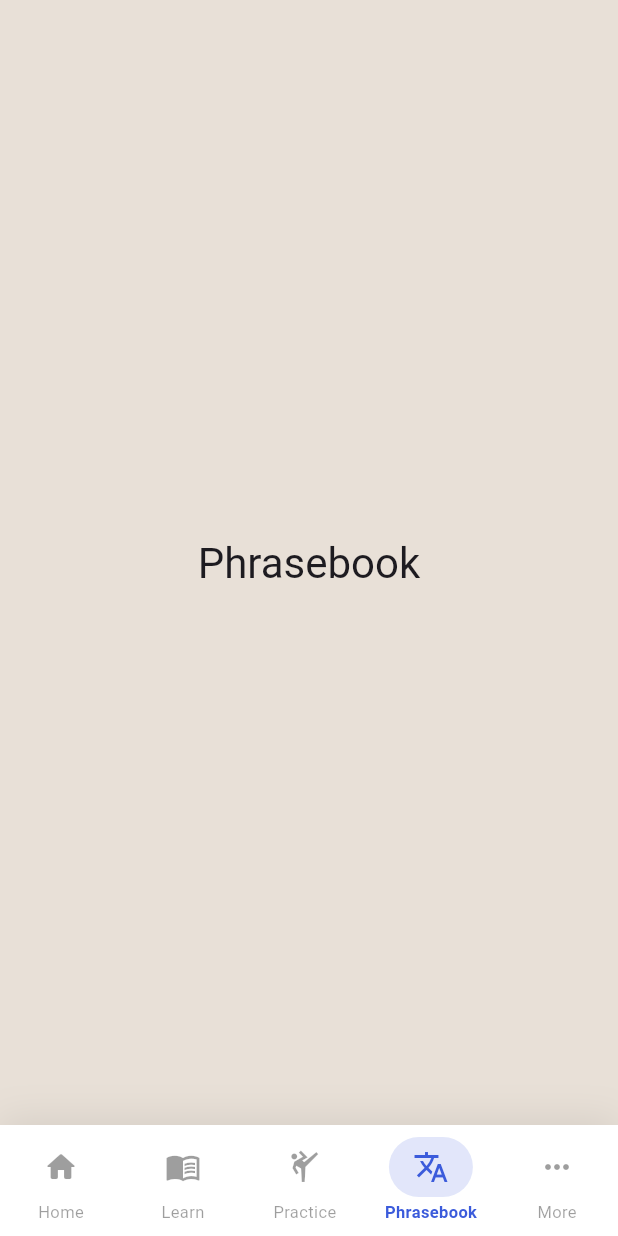
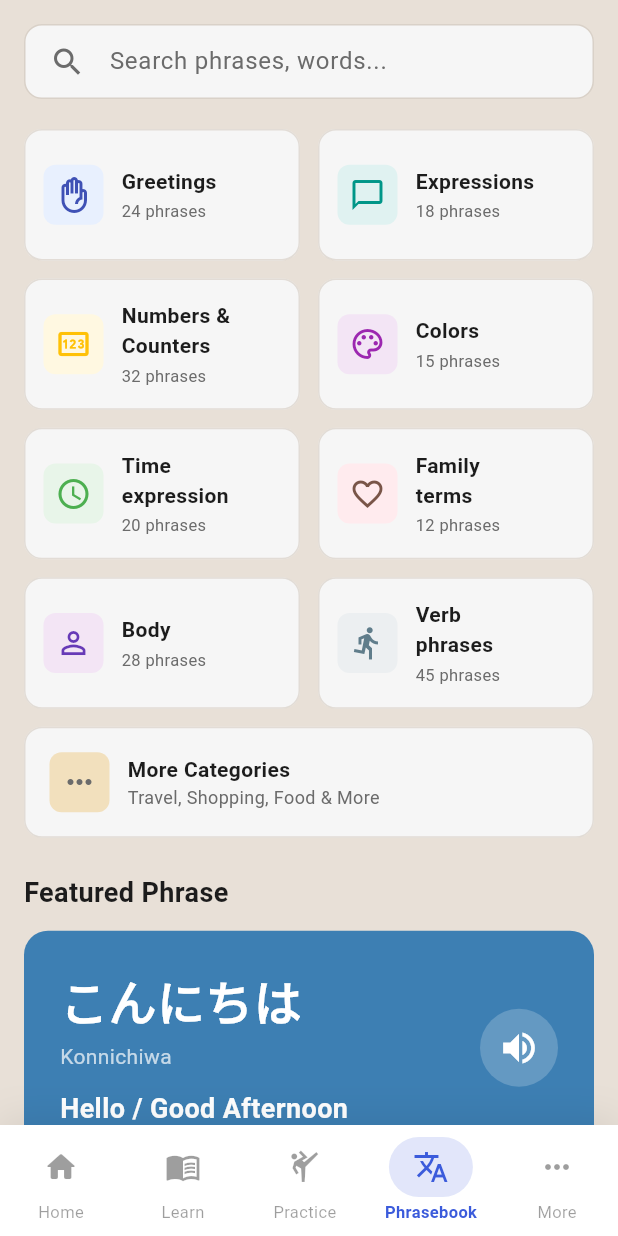
Before and after one commit to SumanBdrStha35/n5001, a Flutter app: the DashboardScreen screen opened by its route, item 4 of the bottom bar chosen, on a phone screen of 412 x 824 dp. Run offline on Flutter 3.47's test engine with Material 3 defaults, Android fonts, the phone set to English and light mode, and no system bars; our stand-ins replace isar, permission_handler, shared_preferences; accounts and stored records are empty; generated files the repository leaves out were written again.

Commit message:
Add PhrasebookPage and CategoryItem model; refactor DashboardScreen to include PhrasebookPage

```diff
--- /dev/null
+++ b/lib/model/cat_item.dart
@@ -0,0 +1,17 @@
+import 'package:flutter/material.dart';
+
+class CategoryItem {
+  final String title;
+  final String phraseCount;
+  final IconData icon;
+  final Color iconColor;
+  final Color backgroundColor;
+
+  const CategoryItem({
+    required this.title,
+    required this.phraseCount,
+    required this.icon,
+    required this.iconColor,
+    required this.backgroundColor,
+  });
+}
--- /dev/null
+++ b/lib/model/feat_phrase.dart
@@ -0,0 +1,11 @@
+class FeaturedPhrase {
+  final String nativeText;
+  final String romanizedText;
+  final String translation;
+
+  const FeaturedPhrase({
+    required this.nativeText,
+    required this.romanizedText,
+    required this.translation,
+  });
+}
--- a/lib/pages/dashboard_screen.dart
+++ b/lib/pages/dashboard_screen.dart
@@ -1,6 +1,7 @@
 import 'package:flutter/material.dart';
 
 import 'screen/home_screen.dart';
+import 'screen/phrasebook_screen.dart';
 import 'screen/profile_screen.dart';
 
 class DashboardScreen extends StatefulWidget {
@@ -17,7 +18,8 @@ class _DashboardScreenState extends State<DashboardScreen> {
     HomeScreen(),
     const _PlaceholderScreen(title: 'Learn'),
     const _PlaceholderScreen(title: 'Practice'),
-    const _PlaceholderScreen(title: 'Phrasebook'),
+    // const _PlaceholderScreen(title: 'Phrasebook'),
+    PhrasebookPage(),
     ProfileScreen(),
   ];
 
--- /dev/null
+++ b/lib/pages/screen/phrasebook_screen.dart
@@ -0,0 +1,303 @@
+// Data Models for Dynamic Content
+import 'package:flutter/material.dart';
+
+import '../../model/cat_item.dart';
+import '../../model/feat_phrase.dart';
+import '../../other/app_colors_theme.dart';
+
+class PhrasebookPage extends StatefulWidget {
+  const PhrasebookPage({super.key});
+
+  @override
+  State<PhrasebookPage> createState() => _PhrasebookPageState();
+}
+
+class _PhrasebookPageState extends State<PhrasebookPage> {
+  // Dynamic Data Lists
+  final List<CategoryItem> categories = [
+    const CategoryItem(
+      title: 'Greetings',
+      phraseCount: '24 phrases',
+      icon: Icons.front_hand_outlined,
+      iconColor: Colors.indigo,
+      backgroundColor: Color(0xFFE8F0FE),
+    ),
+    const CategoryItem(
+      title: 'Expressions',
+      phraseCount: '18 phrases',
+      icon: Icons.chat_bubble_outline,
+      iconColor: Colors.teal,
+      backgroundColor: Color(0xFFE0F2F1),
+    ),
+    const CategoryItem(
+      title: 'Numbers &\nCounters',
+      phraseCount: '32 phrases',
+      icon: Icons.pin_outlined,
+      iconColor: Colors.amber,
+      backgroundColor: Color(0xFFFFF8E1),
+    ),
+    const CategoryItem(
+      title: 'Colors',
+      phraseCount: '15 phrases',
+      icon: Icons.palette_outlined,
+      iconColor: Colors.purple,
+      backgroundColor: Color(0xFFF3E5F5),
+    ),
+    const CategoryItem(
+      title: 'Time\nexpression',
+      phraseCount: '20 phrases',
+      icon: Icons.access_time,
+      iconColor: Colors.green,
+      backgroundColor: Color(0xFFE8F5E9),
+    ),
+    const CategoryItem(
+      title: 'Family\nterms',
+      phraseCount: '12 phrases',
+      icon: Icons.favorite_border,
+      iconColor: Colors.brown,
+      backgroundColor: Color(0xFFFFEBEE),
+    ),
+    const CategoryItem(
+      title: 'Body',
+      phraseCount: '28 phrases',
+      icon: Icons.person_outline,
+      iconColor: Colors.deepPurple,
+      backgroundColor: Color(0xFFF3E5F5),
+    ),
+    const CategoryItem(
+      title: 'Verb\nphrases',
+      phraseCount: '45 phrases',
+      icon: Icons.directions_run,
+      iconColor: Colors.blueGrey,
+      backgroundColor: Color(0xFFECEFF1),
+    ),
+  ];
+
+  final FeaturedPhrase featured = const FeaturedPhrase(
+    nativeText: 'こんにちは',
+    romanizedText: 'Konnichiwa',
+    translation: 'Hello / Good Afternoon',
+  );
+
+  @override
+  Widget build(BuildContext context) {
+    final theme = AppColorsTheme.of(context);
+
+    return Scaffold(
+      backgroundColor: theme.background,
+      body: SafeArea(
+        child: SingleChildScrollView(
+          padding: const EdgeInsets.all(16.0),
+          child: Column(
+            crossAxisAlignment: CrossAxisAlignment.start,
+            children: [
+              // Search Bar Row
+              Container(
+                padding: const EdgeInsets.symmetric(horizontal: 16.0),
+                decoration: BoxDecoration(
+                  color: theme.card,
+                  borderRadius: BorderRadius.circular(12),
+                  border: Border.all(color: theme.border),
+                ),
+                child: TextField(
+                  decoration: InputDecoration(
+                    icon: Icon(Icons.search, color: theme.textMuted),
+                    hintText: 'Search phrases, words...',
+                    hintStyle: TextStyle(color: theme.textMuted),
+                    border: InputBorder.none,
+                  ),
+                ),
+              ),
+              const SizedBox(height: 20),
+
+              // Grid of Categories
+              GridView.builder(
+                shrinkWrap: true,
+                physics: const NeverScrollableScrollPhysics(),
+                gridDelegate: const SliverGridDelegateWithFixedCrossAxisCount(
+                  crossAxisCount: 2,
+                  crossAxisSpacing: 12,
+                  mainAxisSpacing: 12,
+                  childAspectRatio: 2.1,
+                ),
+                itemCount: categories.length,
+                itemBuilder: (context, index) {
+                  final item = categories[index];
+                  return Container(
+                    padding: const EdgeInsets.all(12),
+                    decoration: BoxDecoration(
+                      color: theme.card,
+                      borderRadius: BorderRadius.circular(12),
+                      border: Border.all(
+                        color: theme.border.withValues(alpha: 0.7),
+                      ),
+                    ),
+                    child: Row(
+                      children: [
+                        Container(
+                          padding: const EdgeInsets.all(8),
+                          decoration: BoxDecoration(
+                            color: item.backgroundColor,
+                            borderRadius: BorderRadius.circular(8),
+                          ),
+                          child: Icon(
+                            item.icon,
+                            color: item.iconColor,
+                            size: 24,
+                          ),
+                        ),
+                        const SizedBox(width: 12),
+                        Expanded(
+                          child: Column(
+                            crossAxisAlignment: CrossAxisAlignment.start,
+                            mainAxisAlignment: MainAxisAlignment.center,
+                            children: [
+                              Text(
+                                item.title,
+                                style: TextStyle(
+                                  fontWeight: FontWeight.bold,
+                                  fontSize: 14,
+                                  color: theme.textPrimary,
+                                ),
+                                maxLines: 2,
+                                overflow: TextOverflow.ellipsis,
+                              ),
+                              const SizedBox(height: 2),
+                              Text(
+                                item.phraseCount,
+                                style: TextStyle(
+                                  color: theme.textMuted,
+                                  fontSize: 11,
+                                ),
+                              ),
+                            ],
+                          ),
+                        ),
+                      ],
+                    ),
+                  );
+                },
+              ),
+              const SizedBox(height: 12),
+
+              // More Categories Button
+              Container(
+                width: double.infinity,
+                padding: const EdgeInsets.all(16),
+                decoration: BoxDecoration(
+                  color: theme.card,
+                  borderRadius: BorderRadius.circular(12),
+                  border: Border.all(
+                    color: theme.border.withValues(alpha: 0.7),
+                  ),
+                ),
+                child: Row(
+                  children: [
+                    Container(
+                      padding: const EdgeInsets.all(8),
+                      decoration: BoxDecoration(
+                        color: theme.surfaceVariant,
+                        borderRadius: BorderRadius.circular(8),
+                      ),
+                      child: Icon(Icons.more_horiz, color: theme.textMuted),
+                    ),
+                    const SizedBox(width: 12),
+                    Column(
+                      crossAxisAlignment: CrossAxisAlignment.start,
+                      children: [
+                        Text(
+                          'More Categories',
+                          style: TextStyle(
+                            fontWeight: FontWeight.bold,
+                            fontSize: 14,
+                            color: theme.textPrimary,
+                          ),
+                        ),
+                        Text(
+                          'Travel, Shopping, Food & More',
+                          style: TextStyle(
+                            color: theme.textMuted,
+                            fontSize: 12,
+                          ),
+                        ),
+                      ],
+                    ),
+                  ],
+                ),
+              ),
+              const SizedBox(height: 24),
+
+              // Featured Phrase Header
+              Text(
+                'Featured Phrase',
+                style: TextStyle(
+                  fontSize: 18,
+                  fontWeight: FontWeight.bold,
+                  color: theme.textPrimary,
+                ),
+              ),
+              const SizedBox(height: 12),
+
+              // Featured Phrase Card
+              Container(
+                width: double.infinity,
+                padding: const EdgeInsets.all(24),
+                decoration: BoxDecoration(
+                  color: theme.primaryDark,
+                  borderRadius: BorderRadius.circular(16),
+                ),
+                child: Row(
+                  mainAxisAlignment: MainAxisAlignment.spaceBetween,
+                  children: [
+                    Column(
+                      crossAxisAlignment: CrossAxisAlignment.start,
+                      children: [
+                        Text(
+                          featured.nativeText,
+                          style: const TextStyle(
+                            color: Colors.white,
+                            fontSize: 32,
+                            fontWeight: FontWeight.bold,
+                          ),
+                        ),
+                        const SizedBox(height: 4),
+                        Text(
+                          featured.romanizedText,
+                          style: const TextStyle(
+                            color: Colors.white70,
+                            fontSize: 14,
+                          ),
+                        ),
+                        const SizedBox(height: 12),
+                        Text(
+                          featured.translation,
+                          style: const TextStyle(
+                            color: Colors.white,
+                            fontSize: 18,
+                            fontWeight: FontWeight.w600,
+                          ),
+                        ),
+                      ],
+                    ),
+                    Container(
+                      padding: const EdgeInsets.all(12),
+                      decoration: BoxDecoration(
+                        color: Colors.white.withValues(alpha: 0.2),
+                        shape: BoxShape.circle,
+                      ),
+                      child: const Icon(
+                        Icons.volume_up,
+                        color: Colors.white,
+                        size: 28,
+                      ),
+                    ),
+                  ],
+                ),
+              ),
+            ],
+          ),
+        ),
+      ),
+    );
+  }
+}
--- a/lib/pages/screen/profile_screen.dart
+++ b/lib/pages/screen/profile_screen.dart
@@ -338,7 +338,10 @@ class MenuTile extends StatelessWidget {
 
   @override
   Widget build(BuildContext context) {
-    return ListTile(
+    // Ensure ListTile ink/ripple has a dedicated Material ancestor.
+    return Material(
+      type: MaterialType.transparency,
+      child: ListTile(
         leading: Icon(icon, color: iconColor),
         title: Text(
           title,
@@ -348,6 +351,7 @@ class MenuTile extends StatelessWidget {
             trailing ??
             const Icon(Icons.chevron_right_rounded, color: Colors.grey),
         onTap: onTap,
+      ),
     );
   }
 }
@@ -370,7 +374,10 @@ class SwitchTile extends StatelessWidget {
 
   @override
   Widget build(BuildContext context) {
-    return ListTile(
+    // Ensure ListTile ink/ripple has a dedicated Material ancestor.
+    return Material(
+      type: MaterialType.transparency,
+      child: ListTile(
         leading: Icon(icon, color: iconColor),
         title: Text(
           title,
@@ -382,6 +389,7 @@ class SwitchTile extends StatelessWidget {
           activeThumbColor: Colors.white,
           activeTrackColor: const Color(0xFFC62828),
         ),
+      ),
     );
   }
 }
```
Lines whose indentation alone changed are shown as unchanged.
